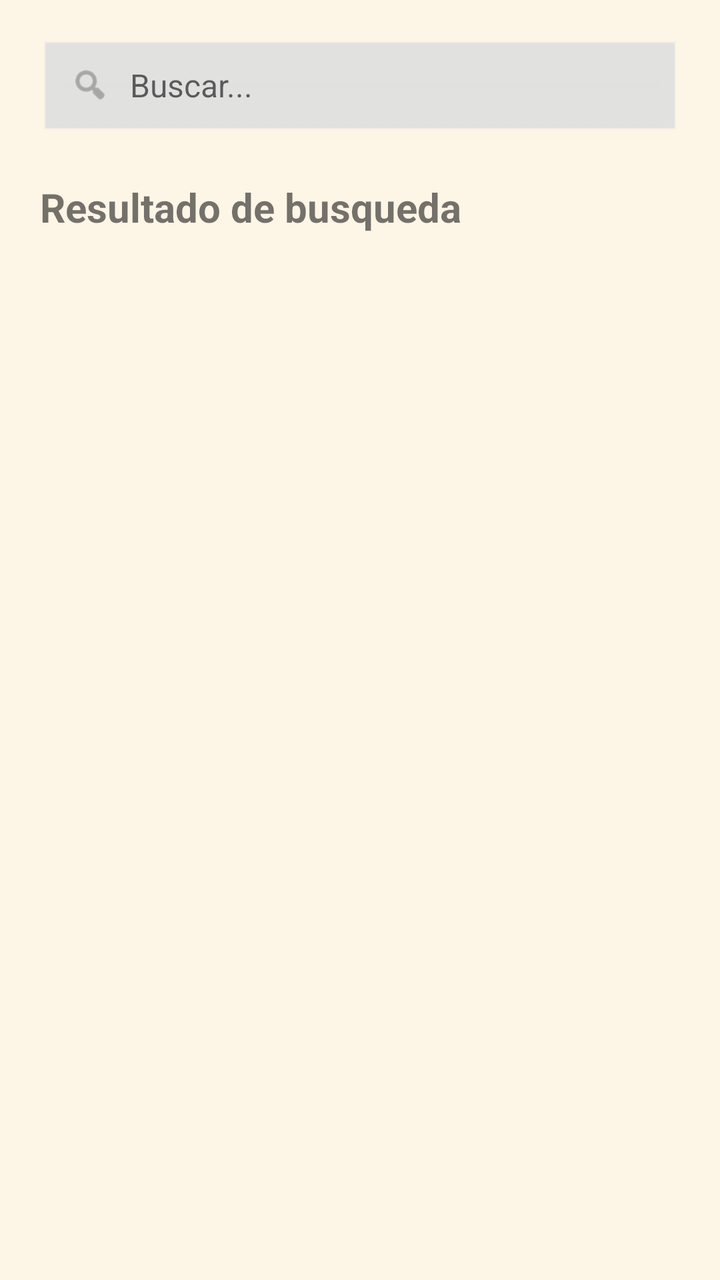
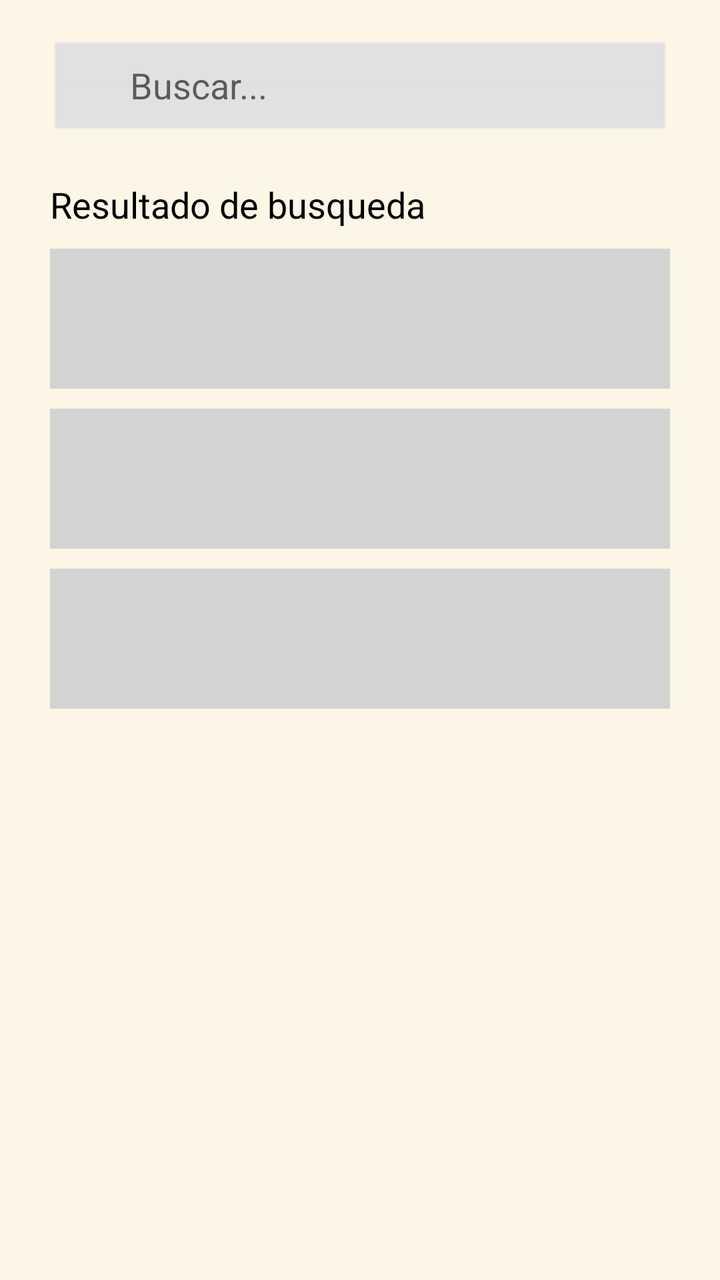

An Android layout rendered at two revisions. The XML below is the earlier revision; the diff shows what the commit changed to produce the second picture.
<!-- AndroidManifest.xml: application theme Theme.TFG_2025 -->
<!-- res/layout/fragment_busqueda.xml -->
<?xml version="1.0" encoding="utf-8"?>
<androidx.constraintlayout.widget.ConstraintLayout
    xmlns:android="http://schemas.android.com/apk/res/android"
    xmlns:app="http://schemas.android.com/apk/res-auto"
    xmlns:tools="http://schemas.android.com/tools"
    android:layout_width="match_parent"
    android:layout_height="match_parent"
    android:background="#FDF5E6"> <LinearLayout
    android:id="@+id/container_search"
    android:layout_width="0dp"
    android:layout_height="50dp"
    android:layout_marginHorizontal="20dp"
    android:layout_marginTop="20dp"
    android:background="@android:drawable/edit_text"
    android:backgroundTint="#E0E0E0"
    android:gravity="center_vertical"
    android:orientation="horizontal"
    android:paddingHorizontal="15dp"
    app:layout_constraintEnd_toEndOf="parent"
    app:layout_constraintStart_toStartOf="parent"
    app:layout_constraintTop_toTopOf="parent">

    <ImageView
        android:layout_width="20dp"
        android:layout_height="20dp"
        android:src="@android:drawable/ic_menu_search"
        app:tint="#808080" />

    <EditText
        android:id="@+id/input_buscar_libro"
        android:layout_width="match_parent"
        android:layout_height="wrap_content"
        android:layout_marginStart="10dp"
        android:background="@android:color/transparent"
        android:hint="Buscar..."
        android:textSize="16sp" />
</LinearLayout>

    <TextView
        android:id="@+id/tv_resultado_titulo"
        android:layout_width="wrap_content"
        android:layout_height="wrap_content"
        android:layout_marginStart="20dp"
        android:layout_marginTop="20dp"
        android:text="Resultado de busqueda"
        android:textSize="20sp"
        android:textStyle="bold"
        app:layout_constraintStart_toStartOf="parent"
        app:layout_constraintTop_toBottomOf="@id/container_search" />

    <androidx.recyclerview.widget.RecyclerView
        android:id="@+id/recycler_resultados"
        android:layout_width="match_parent"
        android:layout_height="0dp"
        android:layout_marginHorizontal="20dp"
        android:layout_marginTop="10dp"
        app:layout_constraintBottom_toBottomOf="parent"
        app:layout_constraintTop_toBottomOf="@id/tv_resultado_titulo"
        tools:listitem="@layout/item_libro_busqueda" />

</androidx.constraintlayout.widget.ConstraintLayout>
<!-- res/layout/item_libro_busqueda.xml (included above) -->
<?xml version="1.0" encoding="utf-8"?>
<androidx.cardview.widget.CardView
    xmlns:android="http://schemas.android.com/apk/res/android"
    xmlns:app="http://schemas.android.com/apk/res-auto"
    android:layout_width="match_parent"
    android:layout_height="80dp"
    android:layout_marginBottom="12dp"
    app:cardBackgroundColor="#D3D3D3"
    app:cardCornerRadius="4dp"
    app:cardElevation="0dp">

    <androidx.constraintlayout.widget.ConstraintLayout
        android:layout_width="match_parent"
        android:layout_height="match_parent">

        <TextView
            android:id="@+id/txt_item_titulo"
            android:layout_width="wrap_content"
            android:layout_height="wrap_content"
            android:layout_marginStart="15dp"
            android:text=""
            app:layout_constraintBottom_toBottomOf="parent"
            app:layout_constraintStart_toStartOf="parent"
            app:layout_constraintTop_toTopOf="parent" />

    </androidx.constraintlayout.widget.ConstraintLayout>
</androidx.cardview.widget.CardView>
<!-- resources referenced by this layout -->
<resources>
  <style name="Theme.TFG_2025" parent="Theme.MaterialComponents.DayNight.DarkActionBar">
          <item name="colorPrimary">@color/boton_primario</item>
          <item name="colorPrimaryVariant">#6D4C41</item>
          <item name="colorOnPrimary">@color/white</item>
  
          <item name="android:windowBackground">@color/fondo_crema</item>
      </style>
  <color name="boton_primario">#8D6E63</color>
  <color name="white">#FFFFFFFF</color>
  <color name="fondo_crema">#F5F5DC</color>
</resources>

<!-- the commit's change to res/layout/fragment_busqueda.xml (unified diff, before → after) -->
@@ -2,88 +2,45 @@
 <androidx.constraintlayout.widget.ConstraintLayout
     xmlns:android="http://schemas.android.com/apk/res/android"
     xmlns:app="http://schemas.android.com/apk/res-auto"
-    xmlns:tools="http://schemas.android.com/tools"
     android:layout_width="match_parent"
     android:layout_height="match_parent"
-    android:background="#FDF5E6"> <LinearLayout
-    android:id="@+id/container_search"
-    android:layout_width="0dp"
-    android:layout_height="50dp"
-    android:layout_marginHorizontal="20dp"
-    android:layout_marginTop="20dp"
-    android:background="@android:drawable/edit_text"
-    android:backgroundTint="#E0E0E0"
-    android:gravity="center_vertical"
-    android:orientation="horizontal"
-    android:paddingHorizontal="15dp"
-    app:layout_constraintEnd_toEndOf="parent"
-    app:layout_constraintStart_toStartOf="parent"
-    app:layout_constraintTop_toTopOf="parent">
-
-    <ImageView
-        android:layout_width="20dp"
-        android:layout_height="20dp"
-        android:src="@android:drawable/ic_menu_search"
-        app:tint="#808080" />
+    android:background="#FDF5E6">
 
     <EditText
-        android:id="@+id/input_buscar_libro"
+        android:id="@+id/et_buscar"
+        android:layout_width="match_parent"
+        android:layout_height="50dp"
+        android:layout_marginHorizontal="25dp"
+        android:layout_marginTop="20dp"
+        android:background="@android:drawable/edit_text"
+        android:backgroundTint="#E0E0E0"
+        android:hint="Buscar..."
+        android:paddingStart="40dp"
+        app:layout_constraintTop_toTopOf="parent" />
+
+    <TextView
+        android:id="@+id/tv_res_titulo"
+        android:layout_width="wrap_content"
+        android:layout_height="wrap_content"
+        android:layout_marginStart="25dp"
+        android:layout_marginTop="20dp"
+        android:text="Resultado de busqueda"
+        android:textSize="18sp"
+        android:textColor="#000000"
+        app:layout_constraintStart_toStartOf="parent"
+        app:layout_constraintTop_toBottomOf="@id/et_buscar" />
+
+    <LinearLayout
         android:layout_width="match_parent"
         android:layout_height="wrap_content"
-        android:layout_marginStart="10dp"
-        android:background="@android:color/transparent"
-        android:hint="Buscar..."
-        android:textSize="16sp" />
-</LinearLayout>
+        android:layout_marginTop="10dp"
+        android:layout_marginHorizontal="25dp"
+        android:orientation="vertical"
+        app:layout_constraintTop_toBottomOf="@id/tv_res_titulo">
 
-    <TextView
-        android:id="@+id/tv_resultado_titulo"
-        android:layout_width="wrap_content"
-        android:layout_height="wrap_content"
-        android:layout_marginStart="20dp"
-        android:layout_marginTop="20dp"
-        android:text="Resultado de busqueda"
-        android:textSize="20sp"
-        android:textStyle="bold"
-        app:layout_constraintStart_toStartOf="parent"
-        app:layout_constraintTop_toBottomOf="@id/container_search" />
-
-    <androidx.recyclerview.widget.RecyclerView
-        android:id="@+id/recycler_resultados"
-        android:layout_width="match_parent"
-        android:layout_height="0dp"
-        android:layout_marginHorizontal="20dp"
-        android:layout_marginTop="10dp"
-        app:layout_constraintBottom_toBottomOf="parent"
-        app:layout_constraintTop_toBottomOf="@id/tv_resultado_titulo"
-        tools:listitem="@layout/item_libro_busqueda" />
+        <View android:layout_width="match_parent" android:layout_height="70dp" android:background="#D3D3D3" android:layout_marginBottom="10dp"/>
+        <View android:layout_width="match_parent" android:layout_height="70dp" android:background="#D3D3D3" android:layout_marginBottom="10dp"/>
+        <View android:layout_width="match_parent" android:layout_height="70dp" android:background="#D3D3D3"/>
+    </LinearLayout>
 
 </androidx.constraintlayout.widget.ConstraintLayout>
-<!-- res/layout/item_libro_busqueda.xml (included above) -->
-<?xml version="1.0" encoding="utf-8"?>
-<androidx.cardview.widget.CardView
-    xmlns:android="http://schemas.android.com/apk/res/android"
-    xmlns:app="http://schemas.android.com/apk/res-auto"
-    android:layout_width="match_parent"
-    android:layout_height="80dp"
-    android:layout_marginBottom="12dp"
-    app:cardBackgroundColor="#D3D3D3"
-    app:cardCornerRadius="4dp"
-    app:cardElevation="0dp">
-
-    <androidx.constraintlayout.widget.ConstraintLayout
-        android:layout_width="match_parent"
-        android:layout_height="match_parent">
-
-        <TextView
-            android:id="@+id/txt_item_titulo"
-            android:layout_width="wrap_content"
-            android:layout_height="wrap_content"
-            android:layout_marginStart="15dp"
-            android:text=""
-            app:layout_constraintBottom_toBottomOf="parent"
-            app:layout_constraintStart_toStartOf="parent"
-            app:layout_constraintTop_toTopOf="parent" />
-
-    </androidx.constraintlayout.widget.ConstraintLayout>
-</androidx.cardview.widget.CardView>
<!-- resource entries referenced after the edit -->
@@ -1,14 +1,12 @@
 <!-- resources referenced by this layout -->
 <resources>
-  <style name="Theme.TFG_2025" parent="Theme.MaterialComponents.DayNight.DarkActionBar">
+  <style name="Theme.TFG_2025" parent="Theme.MaterialComponents.Light.NoActionBar">
           <item name="colorPrimary">@color/boton_primario</item>
-          <item name="colorPrimaryVariant">#6D4C41</item>
-          <item name="colorOnPrimary">@color/white</item>
-  
           <item name="android:windowBackground">@color/fondo_crema</item>
+          <item name="android:statusBarColor">@color/fondo_crema</item>
+          <item name="android:windowLightStatusBar">true</item>
       </style>
   <color name="boton_primario">#8D6E63</color>
-  <color name="white">#FFFFFFFF</color>
   <color name="fondo_crema">#F5F5DC</color>
 </resources>
 
